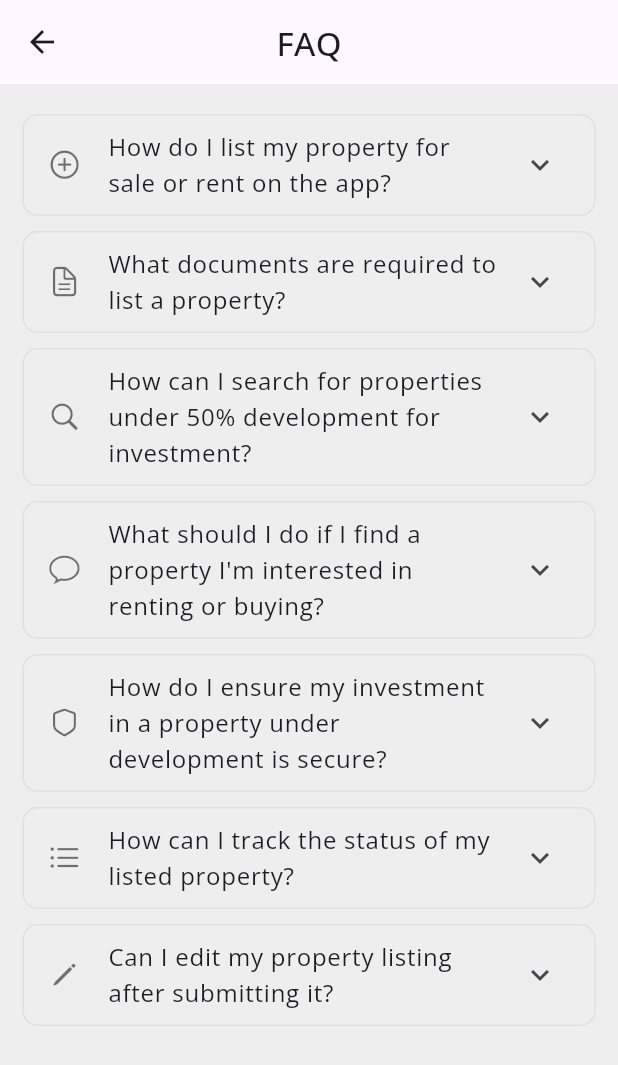
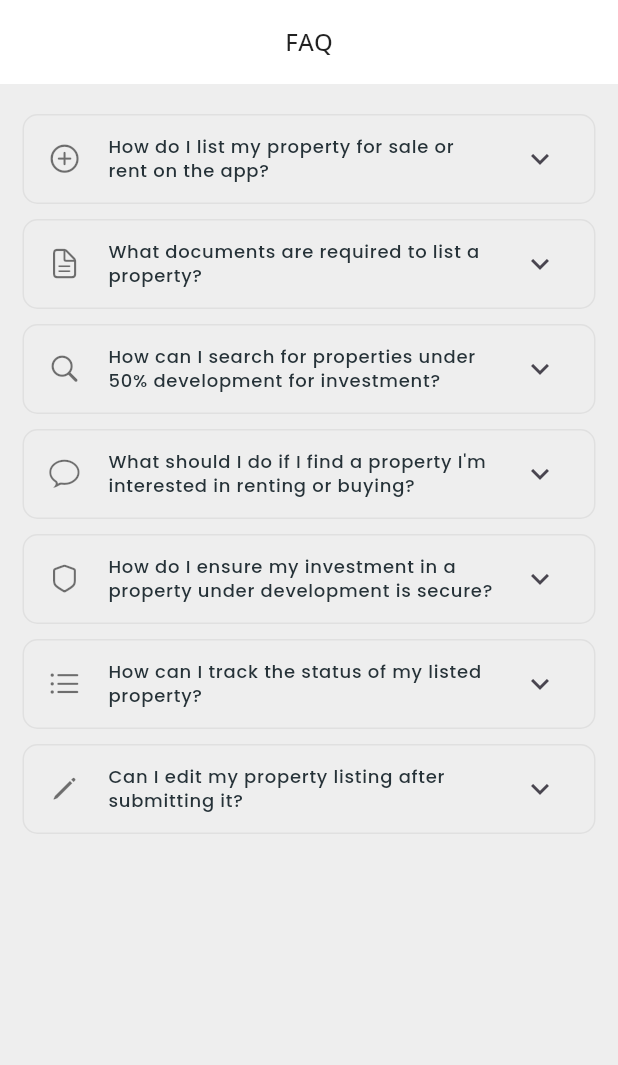
Before and after one commit to samiyamohammed/realestate, a Flutter app: the FaqPage screen opened by its route, on a phone screen of 412 x 824 dp. Shown: the top 1065 px of the screen. Run offline on Flutter 3.47's test engine with Material 3 defaults, Android fonts, the phone set to English and light mode, and no system bars; our stand-ins replace bloc, carousel_slider, curved_navigation_bar, dartz, dio, dropdown_button2 and 15 more; missing offline and left inert: app_settings; accounts and stored records are empty; network calls fail.

Commit message:
adding theme to faq

```diff
--- a/lib/pages/faq_page.dart
+++ b/lib/pages/faq_page.dart
@@ -9,14 +9,12 @@ class FaqPage extends StatelessWidget {
   Widget build(BuildContext context) {
     return Scaffold(
       appBar: AppBar(
-        title: const Text('FAQ'),
+        backgroundColor: Theme.of(context).canvasColor,
+        title: Text(
+          'FAQ',
+          style: Theme.of(context).textTheme.titleMedium,
+        ),
         centerTitle: true,
-        leading: IconButton(
-          icon: const Icon(Icons.arrow_back),
-          onPressed: () {
-            context.go('/home');
-          },
-        ),
       ),
       body: Padding(
         padding: const EdgeInsets.all(15.0),
@@ -31,15 +29,17 @@ class FaqPage extends StatelessWidget {
                 border: Border.all(color: Colors.grey[300]!),
               ),
               child: ExpansionTile(
-                title: Text(faq.question),
+                title: Text(
+                  faq.question,
+                  style: Theme.of(context).textTheme.labelMedium,
+                ),
                 leading: Icon(faq.icon, size: 22, color: Colors.black54),
                 children: [
                   Padding(
                     padding: const EdgeInsets.all(8.0),
                     child: Text(
                       faq.answer, // Display the answer here
-                      style:
-                          const TextStyle(fontSize: 14, color: Colors.black87),
+                      style: Theme.of(context).textTheme.bodySmall,
                     ),
                   ),
                 ],
```
